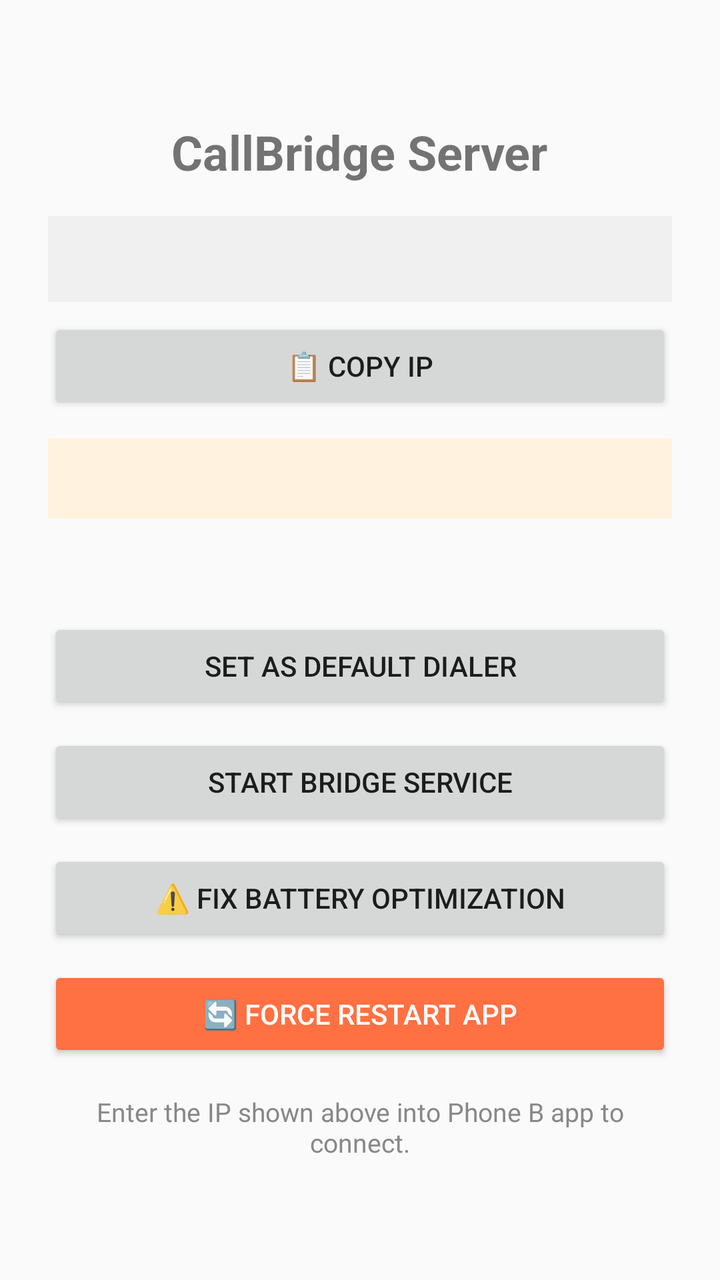
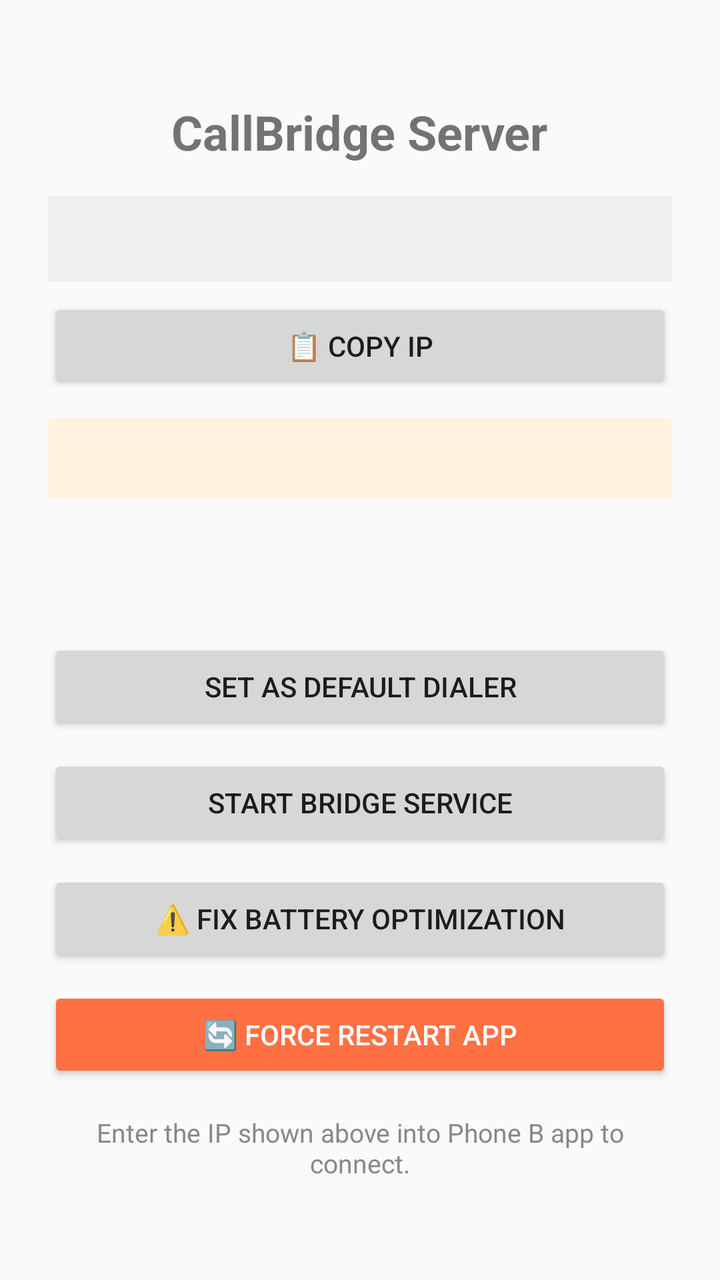

Two renders of the same Android screen: before a commit and after it. Below are the layout's source before the change and the commit's diff.
<!-- AndroidManifest.xml: application theme AppTheme -->
<!-- res/layout/activity_main.xml -->
<?xml version="1.0" encoding="utf-8"?>
<LinearLayout xmlns:android="http://schemas.android.com/apk/res/android"
    android:layout_width="match_parent"
    android:layout_height="match_parent"
    android:orientation="vertical"
    android:padding="24dp"
    android:gravity="center">

    <TextView
        android:text="CallBridge Server"
        android:layout_width="wrap_content"
        android:layout_height="wrap_content"
        android:textSize="24sp"
        android:textStyle="bold"
        android:layout_marginBottom="16dp" />

    <TextView
        android:id="@+id/tvIp"
        android:layout_width="match_parent"
        android:layout_height="wrap_content"
        android:textSize="14sp"
        android:padding="12dp"
        android:background="#F0F0F0"
        android:fontFamily="monospace"
        android:layout_marginBottom="8dp" />

    <Button
        android:id="@+id/btnCopyIp"
        android:layout_width="match_parent"
        android:layout_height="wrap_content"
        android:text="📋 Copy IP"
        android:layout_marginBottom="12dp" />

    
    <TextView
        android:id="@+id/tvConnectionStatus"
        android:layout_width="match_parent"
        android:layout_height="wrap_content"
        android:textSize="15sp"
        android:padding="10dp"
        android:background="#FFF3E0"
        android:gravity="center"
        android:layout_marginBottom="12dp" />

    <TextView
        android:id="@+id/tvStatus"
        android:layout_width="match_parent"
        android:layout_height="wrap_content"
        android:textSize="16sp"
        android:layout_marginBottom="16dp"
        android:gravity="center" />

    <Button
        android:id="@+id/btnSetDialer"
        android:layout_width="match_parent"
        android:layout_height="wrap_content"
        android:text="Set as Default Dialer"
        android:layout_marginBottom="10dp" />

    <Button
        android:id="@+id/btnStartService"
        android:layout_width="match_parent"
        android:layout_height="wrap_content"
        android:text="Start Bridge Service"
        android:layout_marginBottom="10dp" />

    <Button
        android:id="@+id/btnBatteryFix"
        android:layout_width="match_parent"
        android:layout_height="wrap_content"
        android:text="⚠️ Fix Battery Optimization"
        android:layout_marginBottom="10dp" />

    <Button
        android:id="@+id/btnRestartApp"
        android:layout_width="match_parent"
        android:layout_height="wrap_content"
        android:text="🔄 Force Restart App"
        android:backgroundTint="#FF7043"
        android:textColor="#FFFFFF" />

    <TextView
        android:layout_width="match_parent"
        android:layout_height="wrap_content"
        android:text="Enter the IP shown above into Phone B app to connect."
        android:textSize="13sp"
        android:layout_marginTop="16dp"
        android:gravity="center"
        android:textColor="#888888" />

</LinearLayout>
<!-- resources referenced by this layout -->
<resources>
  <style name="AppTheme" parent="Theme.AppCompat.Light.DarkActionBar">
          <item name="colorPrimary">#1976D2</item>
          <item name="colorPrimaryDark">#1565C0</item>
          <item name="colorAccent">#FF5722</item>
      </style>
</resources>

<!-- the commit's change to res/layout/activity_main.xml (unified diff, before → after) -->
@@ -31,7 +31,6 @@
         android:text="📋 Copy IP"
         android:layout_marginBottom="12dp" />
 
-    
     <TextView
         android:id="@+id/tvConnectionStatus"
         android:layout_width="match_parent"
@@ -40,6 +39,16 @@
         android:padding="10dp"
         android:background="#FFF3E0"
         android:gravity="center"
+        android:layout_marginBottom="4dp" />
+
+    
+    <TextView
+        android:id="@+id/tvBtListenStatus"
+        android:layout_width="match_parent"
+        android:layout_height="wrap_content"
+        android:textSize="12sp"
+        android:gravity="center"
+        android:textColor="#888888"
         android:layout_marginBottom="12dp" />
 
     <TextView
